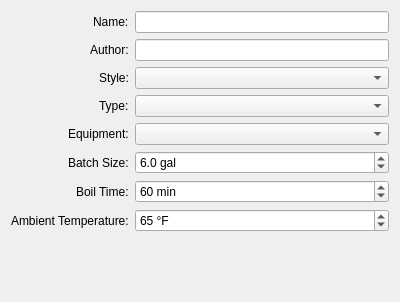
First picture: the form in GUI/Design/TabRecipe.ui, repository jwjulien/alphabrew, before the edit.
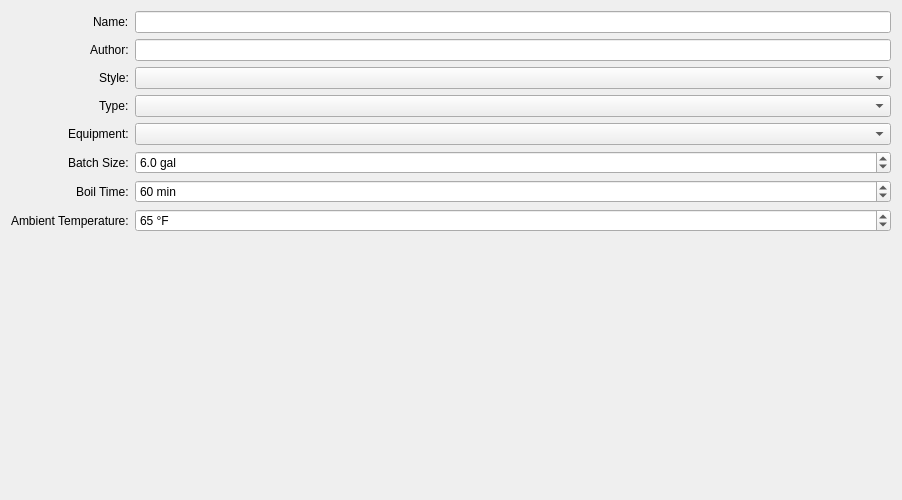
Second picture: the form after the edit.

The edit to the form file:
```diff
--- a/GUI/Design/TabRecipe.ui
+++ b/GUI/Design/TabRecipe.ui
@@ -6,8 +6,8 @@
    <rect>
     <x>0</x>
     <y>0</y>
-    <width>400</width>
-    <height>302</height>
+    <width>902</width>
+    <height>500</height>
    </rect>
   </property>
   <property name="windowTitle">
```
